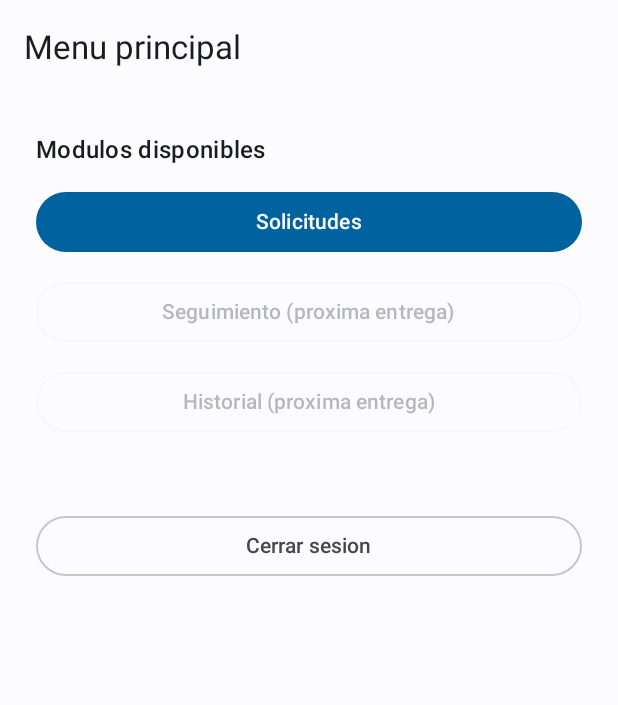
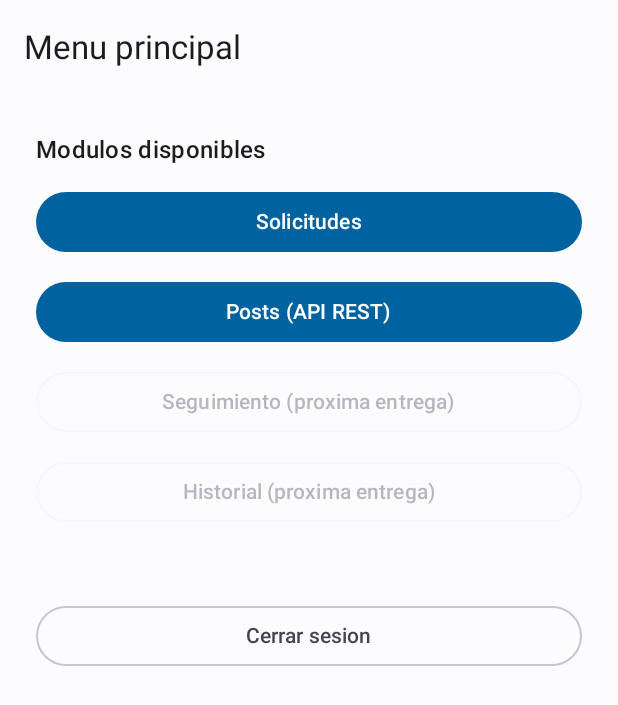
Before and after one commit to Asatru-Vanatru/TareaKotlin, an Android app built with Jetpack Compose: the MenuScreen screen opened through its navigation route, on a phone screen of 412 x 824 dp. Shown: the top 705 px of the screen. Run offline under Robolectric (Android 15) with nearby library versions, the phone set to English and light mode, and no system bars.

Commit message:
Menu Screen

```diff
--- a/app/src/main/AndroidManifest.xml
+++ b/app/src/main/AndroidManifest.xml
@@ -1,6 +1,9 @@
 <?xml version="1.0" encoding="utf-8"?>
 <manifest xmlns:android="http://schemas.android.com/apk/res/android"
     xmlns:tools="http://schemas.android.com/tools">
+
+    <!-- Necesario para consumir la API REST. -->
+    <uses-permission android:name="android.permission.INTERNET" />
 
     <!-- Declara que la app aprovecha la camara pero puede instalarse sin ella. -->
     <uses-feature
--- a/app/src/main/java/com/example/myapplication/ui/menu/MenuScreen.kt
+++ b/app/src/main/java/com/example/myapplication/ui/menu/MenuScreen.kt
@@ -29,6 +29,7 @@ import androidx.compose.ui.unit.dp
 @Composable
 fun MenuScreen(
     onIrASolicitudes: () -> Unit,
+    onIrAPosts: () -> Unit,
     onCerrarSesion: () -> Unit
 ) {
     Scaffold(
@@ -53,6 +54,13 @@ fun MenuScreen(
                 modifier = Modifier.fillMaxWidth()
             ) {
                 Text("Solicitudes")
+            }
+
+            Button(
+                onClick = onIrAPosts,
+                modifier = Modifier.fillMaxWidth()
+            ) {
+                Text("Posts (API REST)")
             }
 
             OutlinedButton(
--- a/app/src/main/java/com/example/myapplication/ui/navigation/AppNavigation.kt
+++ b/app/src/main/java/com/example/myapplication/ui/navigation/AppNavigation.kt
@@ -9,6 +9,8 @@ import androidx.navigation.compose.rememberNavController
 import androidx.navigation.navArgument
 import com.example.myapplication.ui.login.LoginScreen
 import com.example.myapplication.ui.menu.MenuScreen
+import com.example.myapplication.ui.screens.PostScreen
+import com.example.myapplication.viewmodel.PostViewModel
 import com.example.myapplication.ui.solicitud.ListaSolicitudesScreen
 import com.example.myapplication.ui.solicitud.SolicitudFormScreen
 import com.example.myapplication.ui.solicitud.SolicitudViewModel
@@ -21,6 +23,7 @@ object Rutas {
     const val MENU = "menu"
     const val LISTA = "lista"
     const val FORMULARIO = "formulario"
+    const val POSTS = "posts"
 }
 
 /**
@@ -55,11 +58,20 @@ fun AppNavigation() {
         composable(Rutas.MENU) {
             MenuScreen(
                 onIrASolicitudes = { navController.navigate(Rutas.LISTA) },
+                onIrAPosts = { navController.navigate(Rutas.POSTS) },
                 onCerrarSesion = {
                     navController.navigate(Rutas.LOGIN) {
                         popUpTo(Rutas.MENU) { inclusive = true }
                     }
                 }
+            )
+        }
+
+        composable(Rutas.POSTS) {
+            val viewModel: PostViewModel = viewModel()
+            PostScreen(
+                viewModel = viewModel,
+                onVolver = { navController.popBackStack() }
             )
         }
 
```
